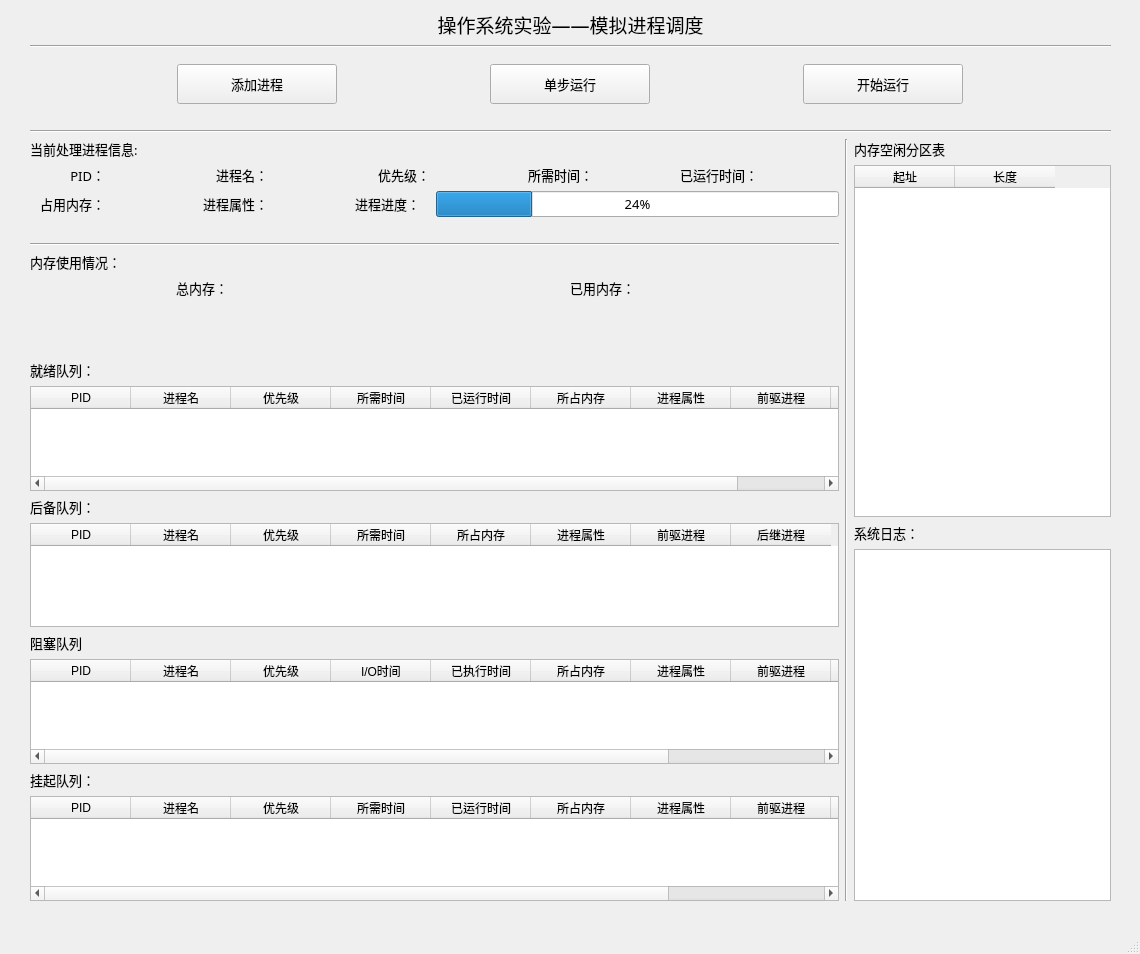
Before: the Qt Designer form mainwindow.ui in wangsz12/os-work, drawn with Qt 5.
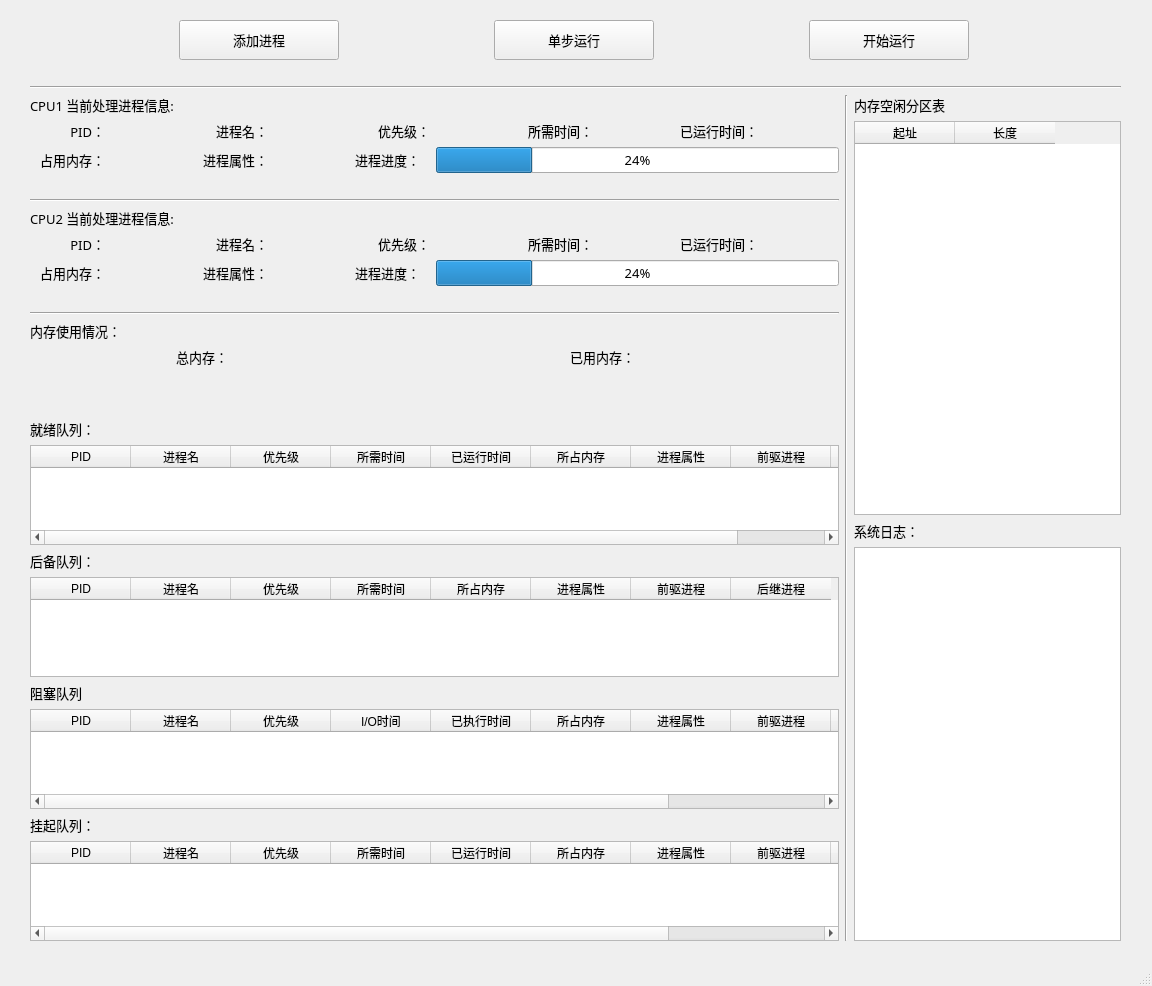
After: the same form once the commit is applied.

The edit to the form file:
```diff
--- a/mainwindow.ui
+++ b/mainwindow.ui
@@ -6,8 +6,8 @@
    <rect>
     <x>0</x>
     <y>0</y>
-    <width>1140</width>
-    <height>954</height>
+    <width>1152</width>
+    <height>986</height>
    </rect>
   </property>
   <property name="windowTitle">
@@ -19,19 +19,52 @@
      <rect>
       <x>30</x>
       <y>10</y>
-      <width>1081</width>
-      <height>891</height>
+      <width>1091</width>
+      <height>931</height>
      </rect>
     </property>
     <layout class="QGridLayout" name="main_layout">
-     <item row="4" column="1" rowspan="4">
+     <item row="1" column="0" colspan="3">
+      <widget class="Line" name="line_2">
+       <property name="orientation">
+        <enum>Qt::Horizontal</enum>
+       </property>
+      </widget>
+     </item>
+     <item row="4" column="2">
+      <widget class="QLabel" name="label_5">
+       <property name="font">
+        <font>
+         <family>微软雅黑</family>
+         <pointsize>10</pointsize>
+        </font>
+       </property>
+       <property name="text">
+        <string>系统日志：</string>
+       </property>
+      </widget>
+     </item>
+     <item row="2" column="2">
+      <widget class="QLabel" name="label_13">
+       <property name="font">
+        <font>
+         <family>微软雅黑</family>
+         <pointsize>10</pointsize>
+        </font>
+       </property>
+       <property name="text">
+        <string>内存空闲分区表</string>
+       </property>
+      </widget>
+     </item>
+     <item row="2" column="1" rowspan="4">
       <widget class="Line" name="line_4">
        <property name="orientation">
         <enum>Qt::Vertical</enum>
        </property>
       </widget>
      </item>
-     <item row="4" column="0" rowspan="4">
+     <item row="2" column="0" rowspan="4">
       <layout class="QVBoxLayout" name="verticalLayout">
        <item>
         <widget class="QLabel" name="label">
@@ -48,7 +81,7 @@
           </font>
          </property>
          <property name="text">
-          <string>当前处理进程信息:</string>
+          <string>CPU1 当前处理进程信息:</string>
          </property>
          <property name="margin">
           <number>0</number>
@@ -319,6 +352,298 @@
          </property>
         </widget>
        </item>
+       <item>
+        <layout class="QGridLayout" name="gridLayout_3">
+         <property name="topMargin">
+          <number>0</number>
+         </property>
+         <property name="bottomMargin">
+          <number>20</number>
+         </property>
+         <item row="2" column="4">
+          <widget class="QLabel" name="label_21">
+           <property name="font">
+            <font>
+             <family>微软雅黑</family>
+             <pointsize>10</pointsize>
+            </font>
+           </property>
+           <property name="text">
+            <string>优先级：</string>
+           </property>
+           <property name="alignment">
+            <set>Qt::AlignRight|Qt::AlignTrailing|Qt::AlignVCenter</set>
+           </property>
+          </widget>
+         </item>
+         <item row="2" column="5">
+          <widget class="QLabel" name="priorityLabel_2">
+           <property name="font">
+            <font>
+             <family>微软雅黑</family>
+             <pointsize>10</pointsize>
+            </font>
+           </property>
+           <property name="text">
+            <string/>
+           </property>
+           <property name="alignment">
+            <set>Qt::AlignLeading|Qt::AlignLeft|Qt::AlignVCenter</set>
+           </property>
+          </widget>
+         </item>
+         <item row="2" column="8">
+          <widget class="QLabel" name="label_19">
+           <property name="font">
+            <font>
+             <family>微软雅黑</family>
+             <pointsize>10</pointsize>
+            </font>
+           </property>
+           <property name="text">
+            <string>已运行时间：</string>
+           </property>
+           <property name="alignment">
+            <set>Qt::AlignRight|Qt::AlignTrailing|Qt::AlignVCenter</set>
+           </property>
+          </widget>
+         </item>
+         <item row="4" column="3">
+          <widget class="QLabel" name="processPropertyLabel_2">
+           <property name="font">
+            <font>
+             <family>微软雅黑</family>
+             <pointsize>10</pointsize>
+            </font>
+           </property>
+           <property name="text">
+            <string/>
+           </property>
+           <property name="alignment">
+            <set>Qt::AlignLeading|Qt::AlignLeft|Qt::AlignVCenter</set>
+           </property>
+          </widget>
+         </item>
+         <item row="2" column="3">
+          <widget class="QLabel" name="processNameLabel_2">
+           <property name="font">
+            <font>
+             <family>微软雅黑</family>
+             <pointsize>10</pointsize>
+            </font>
+           </property>
+           <property name="text">
+            <string/>
+           </property>
+           <property name="alignment">
+            <set>Qt::AlignLeading|Qt::AlignLeft|Qt::AlignVCenter</set>
+           </property>
+          </widget>
+         </item>
+         <item row="4" column="0">
+          <widget class="QLabel" name="label_25">
+           <property name="font">
+            <font>
+             <family>微软雅黑</family>
+             <pointsize>10</pointsize>
+            </font>
+           </property>
+           <property name="text">
+            <string>占用内存：</string>
+           </property>
+           <property name="alignment">
+            <set>Qt::AlignRight|Qt::AlignTrailing|Qt::AlignVCenter</set>
+           </property>
+          </widget>
+         </item>
+         <item row="2" column="0">
+          <widget class="QLabel" name="label_18">
+           <property name="font">
+            <font>
+             <family>微软雅黑</family>
+             <pointsize>10</pointsize>
+            </font>
+           </property>
+           <property name="text">
+            <string>PID：</string>
+           </property>
+           <property name="alignment">
+            <set>Qt::AlignRight|Qt::AlignTrailing|Qt::AlignVCenter</set>
+           </property>
+          </widget>
+         </item>
+         <item row="2" column="7">
+          <widget class="QLabel" name="demandTimeLabel_2">
+           <property name="font">
+            <font>
+             <family>微软雅黑</family>
+             <pointsize>10</pointsize>
+            </font>
+           </property>
+           <property name="text">
+            <string/>
+           </property>
+           <property name="alignment">
+            <set>Qt::AlignLeading|Qt::AlignLeft|Qt::AlignVCenter</set>
+           </property>
+          </widget>
+         </item>
+         <item row="4" column="5" colspan="5">
+          <widget class="QProgressBar" name="progressBar_2">
+           <property name="font">
+            <font>
+             <family>微软雅黑</family>
+             <pointsize>10</pointsize>
+            </font>
+           </property>
+           <property name="value">
+            <number>24</number>
+           </property>
+          </widget>
+         </item>
+         <item row="2" column="2">
+          <widget class="QLabel" name="label_22">
+           <property name="font">
+            <font>
+             <family>微软雅黑</family>
+             <pointsize>10</pointsize>
+            </font>
+           </property>
+           <property name="text">
+            <string>进程名：</string>
+           </property>
+           <property name="alignment">
+            <set>Qt::AlignRight|Qt::AlignTrailing|Qt::AlignVCenter</set>
+           </property>
+          </widget>
+         </item>
+         <item row="2" column="9">
+          <widget class="QLabel" name="runningTimeLabel_2">
+           <property name="font">
+            <font>
+             <family>微软雅黑</family>
+             <pointsize>10</pointsize>
+            </font>
+           </property>
+           <property name="text">
+            <string/>
+           </property>
+           <property name="alignment">
+            <set>Qt::AlignLeading|Qt::AlignLeft|Qt::AlignVCenter</set>
+           </property>
+          </widget>
+         </item>
+         <item row="2" column="6">
+          <widget class="QLabel" name="label_23">
+           <property name="font">
+            <font>
+             <family>微软雅黑</family>
+             <pointsize>10</pointsize>
+            </font>
+           </property>
+           <property name="text">
+            <string>所需时间：</string>
+           </property>
+           <property name="alignment">
+            <set>Qt::AlignRight|Qt::AlignTrailing|Qt::AlignVCenter</set>
+           </property>
+          </widget>
+         </item>
+         <item row="4" column="2">
+          <widget class="QLabel" name="label_24">
+           <property name="font">
+            <font>
+             <family>微软雅黑</family>
+             <pointsize>10</pointsize>
+            </font>
+           </property>
+           <property name="text">
+            <string>进程属性：</string>
+           </property>
+           <property name="alignment">
+            <set>Qt::AlignRight|Qt::AlignTrailing|Qt::AlignVCenter</set>
+           </property>
+          </widget>
+         </item>
+         <item row="2" column="1">
+          <widget class="QLabel" name="pidLabel_2">
+           <property name="font">
+            <font>
+             <family>微软雅黑</family>
+             <pointsize>10</pointsize>
+            </font>
+           </property>
+           <property name="text">
+            <string/>
+           </property>
+           <property name="alignment">
+            <set>Qt::AlignLeading|Qt::AlignLeft|Qt::AlignVCenter</set>
+           </property>
+          </widget>
+         </item>
+         <item row="4" column="4">
+          <widget class="QLabel" name="label_26">
+           <property name="font">
+            <font>
+             <family>微软雅黑</family>
+             <pointsize>10</pointsize>
+            </font>
+           </property>
+           <property name="text">
+            <string>进程进度：</string>
+           </property>
+          </widget>
+         </item>
+         <item row="4" column="1">
+          <widget class="QLabel" name="memoryLabel_2">
+           <property name="font">
+            <font>
+             <family>微软雅黑</family>
+             <pointsize>10</pointsize>
+            </font>
+           </property>
+           <property name="text">
+            <string/>
+           </property>
+          </widget>
+         </item>
+         <item row="1" column="0" colspan="10">
+          <widget class="QLabel" name="label_27">
+           <property name="minimumSize">
+            <size>
+             <width>809</width>
+             <height>0</height>
+            </size>
+           </property>
+           <property name="maximumSize">
+            <size>
+             <width>16777215</width>
+             <height>40</height>
+            </size>
+           </property>
+           <property name="font">
+            <font>
+             <family>微软雅黑</family>
+             <pointsize>10</pointsize>
+            </font>
+           </property>
+           <property name="text">
+            <string>CPU2 当前处理进程信息:</string>
+           </property>
+           <property name="margin">
+            <number>0</number>
+           </property>
+          </widget>
+         </item>
+        </layout>
+       </item>
+       <item>
+        <widget class="Line" name="line">
+         <property name="orientation">
+          <enum>Qt::Horizontal</enum>
+         </property>
+        </widget>
+       </item>
        <item>
         <layout class="QGridLayout" name="gridLayout_2">
          <item row="2" column="2">
@@ -399,7 +724,13 @@
          <property name="minimumSize">
           <size>
            <width>0</width>
-           <height>50</height>
+           <height>40</height>
+          </size>
+         </property>
+         <property name="maximumSize">
+          <size>
+           <width>16777215</width>
+           <height>40</height>
           </size>
          </property>
          <property name="text">
@@ -409,60 +740,6 @@
        </item>
        <item>
         <layout class="QGridLayout" name="gridLayout_4">
-         <item row="9" column="0">
-          <widget class="QTableWidget" name="waitingList">
-           <column>
-            <property name="text">
-             <string>PID</string>
-            </property>
-           </column>
-           <column>
-            <property name="text">
-             <string>进程名</string>
-            </property>
-           </column>
-           <column>
-            <property name="text">
-             <string>优先级</string>
-            </property>
-           </column>
-           <column>
-            <property name="text">
-             <string>I/O时间</string>
-            </property>
-           </column>
-           <column>
-            <property name="text">
-             <string>已执行时间</string>
-            </property>
-           </column>
-           <column>
-            <property name="text">
-             <string>所占内存</string>
-            </property>
-           </column>
-           <column>
-            <property name="text">
-             <string>进程属性</string>
-            </property>
-           </column>
-           <column>
-            <property name="text">
-             <string>前驱进程</string>
-            </property>
-           </column>
-           <column>
-            <property name="text">
-             <string>后继进程</string>
-            </property>
-           </column>
-           <column>
-            <property name="text">
-             <string>操作</string>
-            </property>
-           </column>
-          </widget>
-         </item>
          <item row="1" column="0">
           <widget class="QLabel" name="label_15">
            <property name="font">
@@ -476,60 +753,6 @@
            </property>
           </widget>
          </item>
-         <item row="11" column="0">
-          <widget class="QTableWidget" name="suspendedList">
-           <column>
-            <property name="text">
-             <string>PID</string>
-            </property>
-           </column>
-           <column>
-            <property name="text">
-             <string>进程名</string>
-            </property>
-           </column>
-           <column>
-            <property name="text">
-             <string>优先级</string>
-            </property>
-           </column>
-           <column>
-            <property name="text">
-             <string>所需时间</string>
-            </property>
-           </column>
-           <column>
-            <property name="text">
-             <string>已运行时间</string>
-            </property>
-           </column>
-           <column>
-            <property name="text">
-             <string>所占内存</string>
-            </property>
-           </column>
-           <column>
-            <property name="text">
-             <string>进程属性</string>
-            </property>
-           </column>
-           <column>
-            <property name="text">
-             <string>前驱进程</string>
-            </property>
-           </column>
-           <column>
-            <property name="text">
-             <string>后继进程</string>
-            </property>
-           </column>
-           <column>
-            <property name="text">
-             <string>操作</string>
-            </property>
-           </column>
-          </widget>
-         </item>
          <item row="6" column="0">
           <widget class="QTableWidget" name="backupList">
            <column>
@@ -636,6 +859,60 @@
            </column>
           </widget>
          </item>
+         <item row="11" column="0">
+          <widget class="QTableWidget" name="suspendedList">
+           <column>
+            <property name="text">
+             <string>PID</string>
+            </property>
+           </column>
+           <column>
+            <property name="text">
+             <string>进程名</string>
+            </property>
+           </column>
+           <column>
+            <property name="text">
+             <string>优先级</string>
+            </property>
+           </column>
+           <column>
+            <property name="text">
+             <string>所需时间</string>
+            </property>
+           </column>
+           <column>
+            <property name="text">
+             <string>已运行时间</string>
+            </property>
+           </column>
+           <column>
+            <property name="text">
+             <string>所占内存</string>
+            </property>
+           </column>
+           <column>
+            <property name="text">
+             <string>进程属性</string>
+            </property>
+           </column>
+           <column>
+            <property name="text">
+             <string>前驱进程</string>
+            </property>
+           </column>
+           <column>
+            <property name="text">
+             <string>后继进程</string>
+            </property>
+           </column>
+           <column>
+            <property name="text">
+             <string>操作</string>
+            </property>
+           </column>
+          </widget>
+         </item>
          <item row="5" column="0">
           <widget class="QLabel" name="label_16">
            <property name="font">
@@ -662,11 +939,68 @@
            </property>
           </widget>
          </item>
+         <item row="9" column="0">
+          <widget class="QTableWidget" name="waitingList">
+           <column>
+            <property name="text">
+             <string>PID</string>
+            </property>
+           </column>
+           <column>
+            <property name="text">
+             <string>进程名</string>
+            </property>
+           </column>
+           <column>
+            <property name="text">
+             <string>优先级</string>
+            </property>
+           </column>
+           <column>
+            <property name="text">
+             <string>I/O时间</string>
+            </property>
+           </column>
+           <column>
+            <property name="text">
+             <string>已执行时间</string>
+            </property>
+           </column>
+           <column>
+            <property name="text">
+             <string>所占内存</string>
+            </property>
+           </column>
+           <column>
+            <property name="text">
+             <string>进程属性</string>
+            </property>
+           </column>
+           <column>
+            <property name="text">
+             <string>前驱进程</string>
+            </property>
+           </column>
+           <column>
+            <property name="text">
+             <string>后继进程</string>
+            </property>
+           </column>
+           <column>
+            <property name="text">
+             <string>操作</string>
+            </property>
+           </column>
+          </widget>
+         </item>
         </layout>
        </item>
       </layout>
      </item>
-     <item row="2" column="0" colspan="3">
+     <item row="5" column="2">
+      <widget class="QListWidget" name="systemLog"/>
+     </item>
+     <item row="0" column="0" colspan="3">
       <layout class="QHBoxLayout" name="horizontalLayout">
        <property name="topMargin">
         <number>10</number>
@@ -760,76 +1094,14 @@
        </item>
       </layout>
      </item>
-     <item row="3" column="0" colspan="3">
-      <widget class="Line" name="line_2">
-       <property name="orientation">
-        <enum>Qt::Horizontal</enum>
-       </property>
-      </widget>
-     </item>
-     <item row="7" column="2">
-      <widget class="QListWidget" name="systemLog"/>
-     </item>
-     <item row="1" column="0" colspan="3">
-      <widget class="Line" name="line">
-       <property name="orientation">
-        <enum>Qt::Horizontal</enum>
-       </property>
-      </widget>
-     </item>
-     <item row="4" column="2">
-      <widget class="QLabel" name="label_13">
-       <property name="font">
-        <font>
-         <family>微软雅黑</family>
-         <pointsize>10</pointsize>
-        </font>
-       </property>
-       <property name="text">
-        <string>内存空闲分区表</string>
-       </property>
-      </widget>
-     </item>
-     <item row="6" column="2">
-      <widget class="QLabel" name="label_5">
-       <property name="font">
-        <font>
-         <family>微软雅黑</family>
-         <pointsize>10</pointsize>
-        </font>
-       </property>
-       <property name="text">
-        <string>系统日志：</string>
-       </property>
-      </widget>
-     </item>
-     <item row="0" column="0" colspan="3">
-      <widget class="QLabel" name="label_19">
-       <property name="minimumSize">
+     <item row="3" column="2">
+      <widget class="QTableWidget" name="memoryTable">
+       <property name="maximumSize">
         <size>
-         <width>0</width>
-         <height>0</height>
+         <width>99999</width>
+         <height>16777215</height>
         </size>
        </property>
-       <property name="font">
-        <font>
-         <family>微软雅黑</family>
-         <pointsize>14</pointsize>
-        </font>
-       </property>
-       <property name="text">
-        <string>操作系统实验——模拟进程调度</string>
-       </property>
-       <property name="alignment">
-        <set>Qt::AlignCenter</set>
-       </property>
-       <property name="margin">
-        <number>10</number>
-       </property>
-      </widget>
-     </item>
-     <item row="5" column="2">
-      <widget class="QTableWidget" name="memoryTable">
        <column>
         <property name="text">
          <string>起址</string>
```
Left out of the diff: 28 changed lines with no effect on the pictures.
